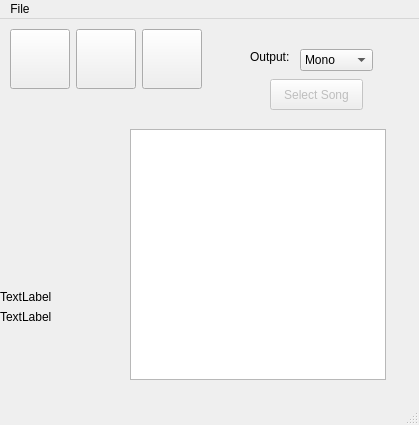
First picture: the form in main.ui, repository fabiomdiniz/Frey, before the edit.
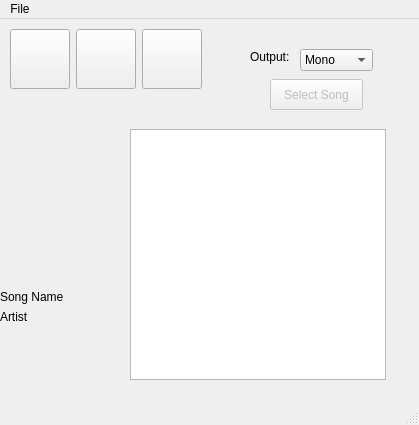
Second picture: the form after the edit. Icons and pictures are not drawn.

```diff
--- a/main.ui
+++ b/main.ui
@@ -73,7 +73,7 @@
      </rect>
     </property>
     <property name="text">
-     <string>TextLabel</string>
+     <string>Song Name</string>
     </property>
    </widget>
    <widget class="QLabel" name="label_3">
@@ -102,7 +102,7 @@
      </rect>
     </property>
     <property name="text">
-     <string>TextLabel</string>
+     <string>Artist</string>
     </property>
    </widget>
    <widget class="QWidget" name="layoutWidget">
```
